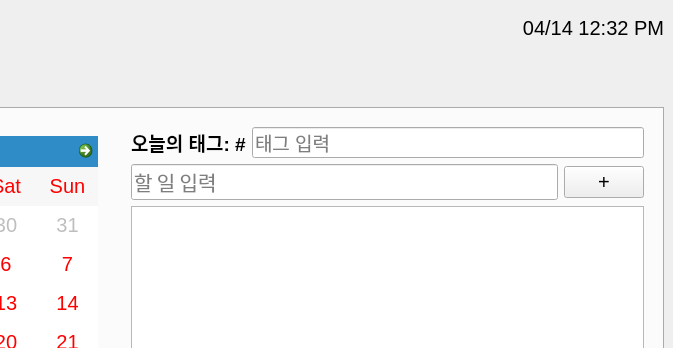
The window that Algorhythm/algorhythm.ui (MIN60/Algorhythm) describes before a commit, drawn with Qt 5; both pictures show x 435 to 1108 and y 0 to 348 of the 1108 by 823 pixel window.
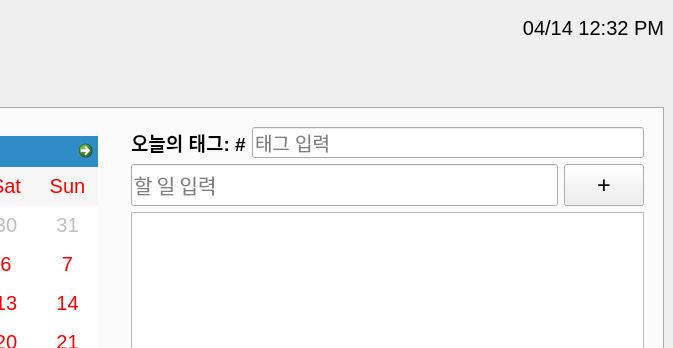
The same window after the commit.

Commit message: Feat/#21: Add time/date

The edit to the form file:
```diff
--- a/Algorhythm/algorhythm.ui
+++ b/Algorhythm/algorhythm.ui
@@ -262,6 +262,12 @@
                  <height>0</height>
                 </size>
                </property>
+               <property name="font">
+                <font>
+                 <family>Noto Sans KR</family>
+                 <pointsize>18</pointsize>
+                </font>
+               </property>
                <property name="autoFillBackground">
                 <bool>false</bool>
                </property>
```
Left out of the diff: 2 changed lines with no effect on the pictures. The commit also changes 2 other files.
